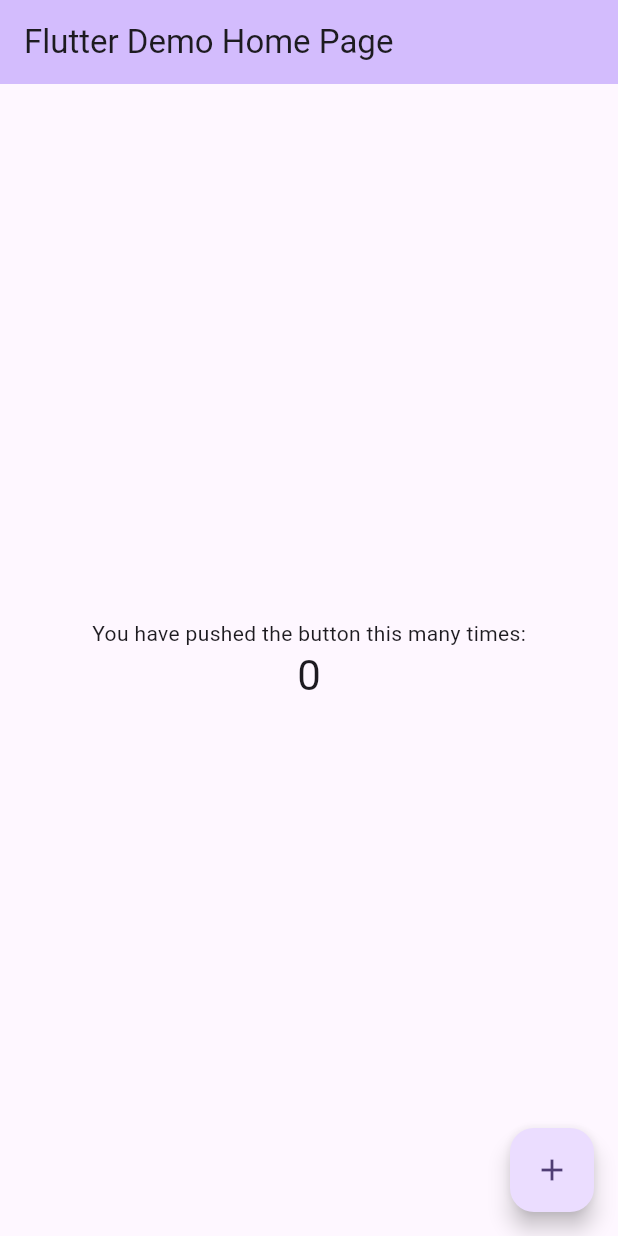
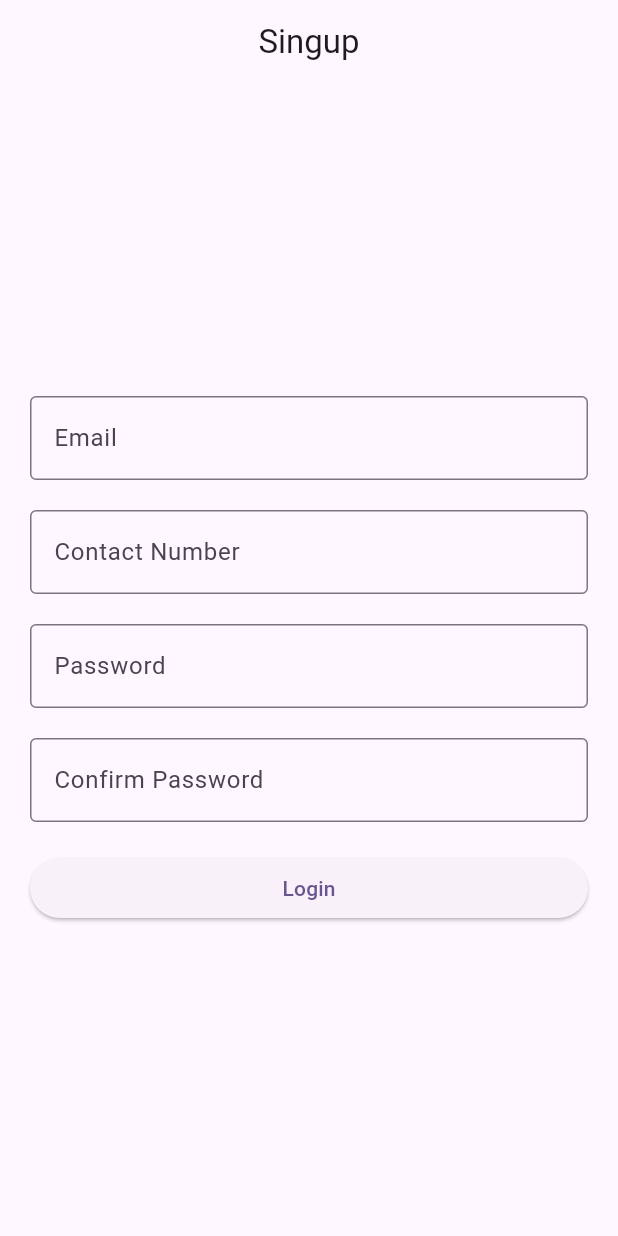
Before and after one commit to ChandraChaan/ridify, a Flutter app: the screen it shows after launch, on a phone screen of 412 x 824 dp. Run offline on Flutter 3.47's test engine with Material 3 defaults, Android fonts, the phone set to English and light mode, and no system bars.

Commit message:
code clean up

```diff
--- a/lib/main.dart
+++ b/lib/main.dart
@@ -1,4 +1,5 @@
 import 'package:flutter/material.dart';
+import 'package:rydify/presentation/signup_screen.dart';
 
 void main() {
   runApp(const MyApp());
@@ -7,119 +8,15 @@ void main() {
 class MyApp extends StatelessWidget {
   const MyApp({super.key});
 
-  // This widget is the root of your application.
   @override
   Widget build(BuildContext context) {
     return MaterialApp(
-      title: 'Flutter Demo',
+      title: 'rydify app',
       theme: ThemeData(
-        // This is the theme of your application.
-        //
-        // TRY THIS: Try running your application with "flutter run". You'll see
-        // the application has a purple toolbar. Then, without quitting the app,
-        // try changing the seedColor in the colorScheme below to Colors.green
-        // and then invoke "hot reload" (save your changes or press the "hot
-        // reload" button in a Flutter-supported IDE, or press "r" if you used
-        // the command line to start the app).
-        //
-        // Notice that the counter didn't reset back to zero; the application
-        // state is not lost during the reload. To reset the state, use hot
-        // restart instead.
-        //
-        // This works for code too, not just values: Most code changes can be
-        // tested with just a hot reload.
         colorScheme: ColorScheme.fromSeed(seedColor: Colors.deepPurple),
         useMaterial3: true,
       ),
-      home: const MyHomePage(title: 'Flutter Demo Home Page'),
+      home: const SignUpScreen(),
     );
   }
 }
-
-class MyHomePage extends StatefulWidget {
-  const MyHomePage({super.key, required this.title});
-
-  // This widget is the home page of your application. It is stateful, meaning
-  // that it has a State object (defined below) that contains fields that affect
-  // how it looks.
-
-  // This class is the configuration for the state. It holds the values (in this
-  // case the title) provided by the parent (in this case the App widget) and
-  // used by the build method of the State. Fields in a Widget subclass are
-  // always marked "final".
-
-  final String title;
-
-  @override
-  State<MyHomePage> createState() => _MyHomePageState();
-}
-
-class _MyHomePageState extends State<MyHomePage> {
-  int _counter = 0;
-
-  void _incrementCounter() {
-    setState(() {
-      // This call to setState tells the Flutter framework that something has
-      // changed in this State, which causes it to rerun the build method below
-      // so that the display can reflect the updated values. If we changed
-      // _counter without calling setState(), then the build method would not be
-      // called again, and so nothing would appear to happen.
-      _counter++;
-    });
-  }
-
-  @override
-  Widget build(BuildContext context) {
-    // This method is rerun every time setState is called, for instance as done
-    // by the _incrementCounter method above.
-    //
-    // The Flutter framework has been optimized to make rerunning build methods
-    // fast, so that you can just rebuild anything that needs updating rather
-    // than having to individually change instances of widgets.
-    return Scaffold(
-      appBar: AppBar(
-        // TRY THIS: Try changing the color here to a specific color (to
-        // Colors.amber, perhaps?) and trigger a hot reload to see the AppBar
-        // change color while the other colors stay the same.
-        backgroundColor: Theme.of(context).colorScheme.inversePrimary,
-        // Here we take the value from the MyHomePage object that was created by
-        // the App.build method, and use it to set our appbar title.
-        title: Text(widget.title),
-      ),
-      body: Center(
-        // Center is a layout widget. It takes a single child and positions it
-        // in the middle of the parent.
-        child: Column(
-          // Column is also a layout widget. It takes a list of children and
-          // arranges them vertically. By default, it sizes itself to fit its
-          // children horizontally, and tries to be as tall as its parent.
-          //
-          // Column has various properties to control how it sizes itself and
-          // how it positions its children. Here we use mainAxisAlignment to
-          // center the children vertically; the main axis here is the vertical
-          // axis because Columns are vertical (the cross axis would be
-          // horizontal).
-          //
-          // TRY THIS: Invoke "debug painting" (choose the "Toggle Debug Paint"
-          // action in the IDE, or press "p" in the console), to see the
-          // wireframe for each widget.
-          mainAxisAlignment: MainAxisAlignment.center,
-          children: <Widget>[
-            const Text(
-              'You have pushed the button this many times:',
-            ),
-            Text(
-              '$_counter',
-              style: Theme.of(context).textTheme.headlineMedium,
-            ),
-          ],
-        ),
-      ),
-      floatingActionButton: FloatingActionButton(
-        onPressed: _incrementCounter,
-        tooltip: 'Increment',
-        child: const Icon(Icons.add),
-      ), // This trailing comma makes auto-formatting nicer for build methods.
-    );
-  }
-}
--- /dev/null
+++ b/lib/presentation/signup_screen.dart
@@ -0,0 +1,176 @@
+import 'package:flutter/material.dart';
+
+import 'verify_screen.dart';
+
+class SignUpScreen extends StatefulWidget {
+  const SignUpScreen({super.key});
+
+  @override
+  _SignUpScreenState createState() => _SignUpScreenState();
+}
+
+class _SignUpScreenState extends State<SignUpScreen> {
+  final TextEditingController _emailController = TextEditingController();
+  final TextEditingController _passwordController = TextEditingController();
+  final TextEditingController _contactNumberController =
+      TextEditingController();
+  final TextEditingController _confirmPasswordController =
+      TextEditingController();
+
+  final FocusNode _emailFocus = FocusNode();
+  final FocusNode _passwordFocus = FocusNode();
+  final FocusNode _contactNumberFocus = FocusNode();
+  final FocusNode _confirmPasswordFocus = FocusNode();
+
+  @override
+  void dispose() {
+    _emailController.dispose();
+    _passwordController.dispose();
+    _contactNumberController.dispose();
+    _confirmPasswordController.dispose();
+
+    _emailFocus.dispose();
+    _passwordFocus.dispose();
+    _contactNumberFocus.dispose();
+    _confirmPasswordFocus.dispose();
+
+    super.dispose();
+  }
+
+  void _login() {
+    String email = _emailController.text.trim();
+    String password = _passwordController.text.trim();
+    String contactNumber = _contactNumberController.text.trim();
+    String confirmPassword = _confirmPasswordController.text.trim();
+
+    // Example validation
+    if (email.isEmpty ||
+        password.isEmpty ||
+        contactNumber.isEmpty ||
+        confirmPassword.isEmpty) {
+      ScaffoldMessenger.of(context).showSnackBar(
+        const SnackBar(content: Text('Please fill in all fields')),
+      );
+      return;
+    }
+
+    // Validate email format
+    if (!RegExp(r'^[\w-\.]+@([\w-]+\.)+[\w-]{2,4}$').hasMatch(email)) {
+      ScaffoldMessenger.of(context).showSnackBar(
+        const SnackBar(content: Text('Please enter a valid email')),
+      );
+      return;
+    }
+
+    // Validate password length or complexity
+    if (password.length < 6) {
+      ScaffoldMessenger.of(context).showSnackBar(
+        const SnackBar(
+            content: Text('Password should be at least 6 characters')),
+      );
+      return;
+    }
+
+    // Validate contact number format
+    if (!RegExp(r'^[0-9]{10}$').hasMatch(contactNumber)) {
+      ScaffoldMessenger.of(context).showSnackBar(
+        const SnackBar(
+            content: Text('Please enter a valid 10-digit contact number')),
+      );
+      return;
+    }
+
+    // Validate password confirmation
+    if (password != confirmPassword) {
+      ScaffoldMessenger.of(context).showSnackBar(
+        const SnackBar(content: Text('Passwords do not match')),
+      );
+      return;
+    }
+
+    // Example: Navigate to home screen on successful login
+    // Navigator.of(context).pushReplacementNamed('/home');
+    Navigator.of(context)
+        .push(MaterialPageRoute(builder: (context) => VerifyScreen(email: _emailController.text,)));
+  }
+
+  @override
+  Widget build(BuildContext context) {
+    return Scaffold(
+      appBar: AppBar(
+        title: const Text('Singup'),
+        centerTitle: true,
+      ),
+      body: Padding(
+        padding: const EdgeInsets.all(20),
+        child: SizedBox(
+          height: MediaQuery.of(context).size.height,
+          width: MediaQuery.of(context).size.width,
+          child: Column(
+            mainAxisAlignment: MainAxisAlignment.center,
+            children: [
+              TextFormField(
+                controller: _emailController,
+                focusNode: _emailFocus,
+                decoration: const InputDecoration(
+                  labelText: 'Email',
+                  border: OutlineInputBorder(),
+                ),
+                keyboardType: TextInputType.emailAddress,
+                textInputAction: TextInputAction.next,
+                onFieldSubmitted: (_) =>
+                    FocusScope.of(context).requestFocus(_passwordFocus),
+              ),
+              const SizedBox(height: 20),
+              TextFormField(
+                controller: _contactNumberController,
+                focusNode: _contactNumberFocus,
+                decoration: const InputDecoration(
+                  labelText: 'Contact Number',
+                  border: OutlineInputBorder(),
+                ),
+                keyboardType: TextInputType.phone,
+                textInputAction: TextInputAction.next,
+                onFieldSubmitted: (_) =>
+                    FocusScope.of(context).requestFocus(_confirmPasswordFocus),
+              ),
+              const SizedBox(height: 20),
+              TextFormField(
+                controller: _passwordController,
+                focusNode: _passwordFocus,
+                decoration: const InputDecoration(
+                  labelText: 'Password',
+                  border: OutlineInputBorder(),
+                ),
+                obscureText: true,
+                textInputAction: TextInputAction.next,
+                onFieldSubmitted: (_) =>
+                    FocusScope.of(context).requestFocus(_contactNumberFocus),
+              ),
+              const SizedBox(height: 20),
+              TextFormField(
+                controller: _confirmPasswordController,
+                focusNode: _confirmPasswordFocus,
+                decoration: const InputDecoration(
+                  labelText: 'Confirm Password',
+                  border: OutlineInputBorder(),
+                ),
+                obscureText: true,
+                textInputAction: TextInputAction.done,
+                onFieldSubmitted: (_) => _login(),
+              ),
+              const SizedBox(height: 20),
+              SizedBox(
+                width: double.infinity,
+                child: ElevatedButton(
+                  onPressed: _login,
+                  child: const Text('Login'),
+                ),
+              ),
+            ],
+          ),
+        ),
+      ),
+    );
+  }
+}
```
Also changed, not shown: lib/email.dart (deleted, +0 -160 lines), lib/presentation/edit_profile_screen.dart (renamed from lib/profile.dart, +27 -27 lines), lib/presentation/profile_screen.dart (renamed from lib/userprofile.dart, +37 -30 lines), lib/presentation/verify_screen.dart (renamed from lib/otp.dart, +42 -41 lines), lib/login.dart (deleted).
